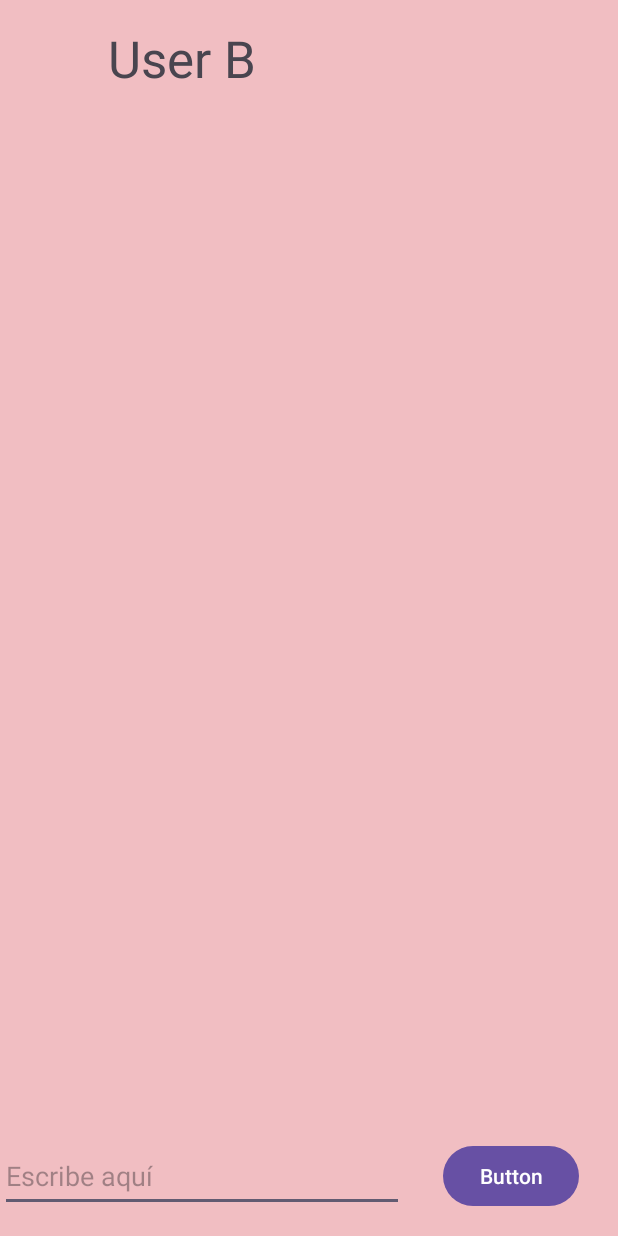
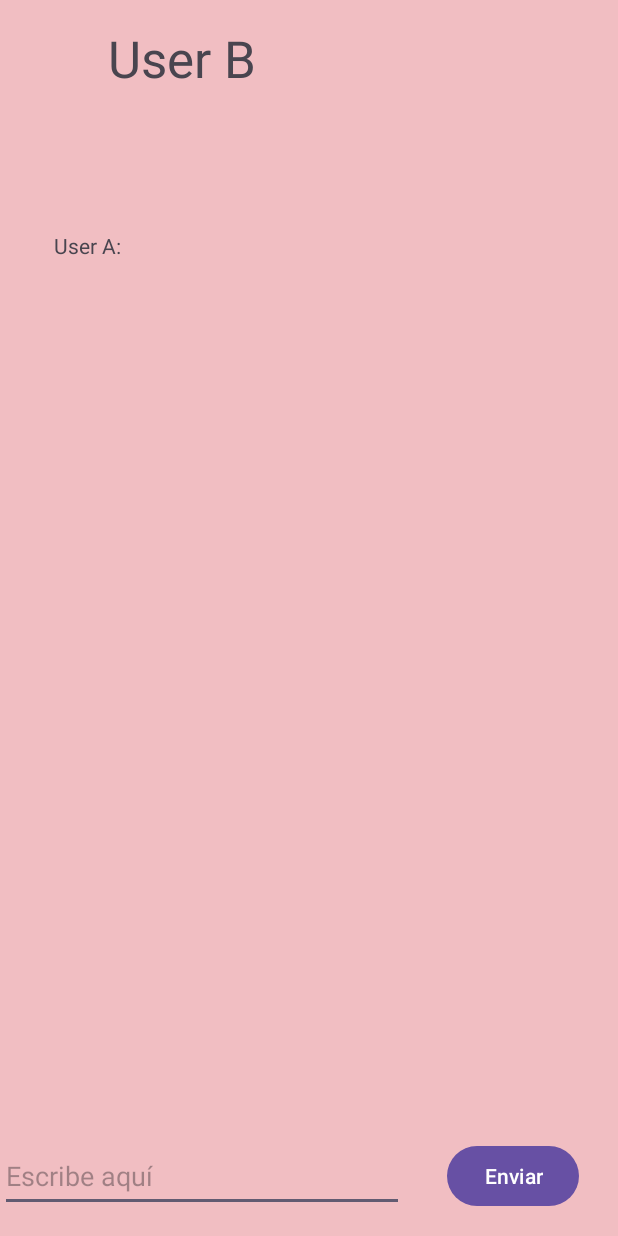
Before and after one commit to oscargu91/ProyectoUnidad2, an Android app: the screen it shows after launch (ActividadChat2), after a tap on "Enviar", on a phone screen of 412 x 824 dp. Run offline under Robolectric (Android 15) with nearby library versions, the phone set to English and light mode, and no system bars.

Commit message:
09/10/24 22.26 Con historial conversacion

```diff
--- a/app/src/main/java/com/example/proyectoud2/ActividadChat2.java
+++ b/app/src/main/java/com/example/proyectoud2/ActividadChat2.java
@@ -13,7 +13,13 @@ import androidx.core.graphics.Insets;
 import androidx.core.view.ViewCompat;
 import androidx.core.view.WindowInsetsCompat;
 
+import java.util.ArrayList;
+
 public class ActividadChat2 extends AppCompatActivity {
+
+    private ArrayList<String> historialConversacion; // Lista para el historial
+
+
 
     @Override
     protected void onCreate(Bundle savedInstanceState) {
@@ -25,25 +31,50 @@ public class ActividadChat2 extends AppCompatActivity {
             v.setPadding(systemBars.left, systemBars.top, systemBars.right, systemBars.bottom);
             return insets;
 
+        });
 
 
 
-        });
-
         TextView textView2 = findViewById(R.id.tv_act2Grande);
         Intent intento= getIntent();
-        textView2.setText(intento.getStringExtra("claveTexto")); // Mostrar el valor en un TextView
+        historialConversacion = intento.getStringArrayListExtra("historial");
 
+        if (historialConversacion == null) {
+            historialConversacion = new ArrayList<>();
+        }
+
+        // Mostrar todo el historial en el TextView
+        actualizarConversacion(textView2);
     }
+
+    // Método para actualizar el TextView con la conversación actualizada
+    private void actualizarConversacion(TextView textView) {
+        StringBuilder sb = new StringBuilder();
+        for (String mensaje : historialConversacion) {
+            sb.append(mensaje).append("\n"); // Añadir cada mensaje
+        }
+        textView.setText(sb.toString()); // Mostrar en el TextView
+    }
+
+       /* textView2.setText(intento.getStringExtra("claveTexto")); // Mostrar el valor en un TextView */
+
+
 
     public void enviar(View view) {
 
         EditText textoEdit = findViewById(R.id.idEditText2);
         String texto = textoEdit.getText().toString();  // Obtener el texto
 
+      // Añadir el nuevo mensaje a la lista
+        historialConversacion.add("User B: " + texto);
+
 
         Intent intento = new Intent(this,MainActivity.class);
-        intento.putExtra("claveTexto",texto);
+
+        intento.putStringArrayListExtra("historial", historialConversacion); // Pasar el historial
+
+
+       /* intento.putExtra("claveTexto",texto);*/
 
         startActivity(intento);
 
--- a/app/src/main/java/com/example/proyectoud2/MainActivity.java
+++ b/app/src/main/java/com/example/proyectoud2/MainActivity.java
@@ -12,7 +12,15 @@ import androidx.core.graphics.Insets;
 import androidx.core.view.ViewCompat;
 import androidx.core.view.WindowInsetsCompat;
 
+import java.util.ArrayList;
+
 public class MainActivity extends AppCompatActivity {
+
+
+
+    private ArrayList<String> historialConversacion; // Lista para el historial
+
+
 
     @Override
     protected void onCreate(Bundle savedInstanceState) {
@@ -27,19 +35,50 @@ public class MainActivity extends AppCompatActivity {
 
         TextView textView3 = findViewById(R.id.tv_act1Grande);
         Intent intento= getIntent();
-        textView3.setText(intento.getStringExtra("claveTexto")); // Mostrar el valor en un TextView
+
+
+        historialConversacion = intento.getStringArrayListExtra("historial");
+
+        if (historialConversacion == null) {
+            historialConversacion = new ArrayList<>();
+        }
+
+        // Mostrar todo el historial en el TextView
+        actualizarConversacion(textView3);
+    }
+
+    // Método para actualizar el TextView con la conversación actualizada
+    private void actualizarConversacion(TextView textView) {
+        StringBuilder sb = new StringBuilder();
+        for (String mensaje : historialConversacion) {
+            sb.append(mensaje).append("\n"); // Añadir cada mensaje
+        }
+        textView.setText(sb.toString()); // Mostrar en el TextView
+    }
 
 
 
-    }
+
+    /*textView3.setText(intento.getStringExtra("claveTexto")); // Mostrar el valor en un TextView*/
+
+
+
+
 
     public void enviar(View view) {
         EditText textoEdit = findViewById(R.id.idEditText1);
         String texto = textoEdit.getText().toString();  // Obtener el texto
 
 
+        // Añadir el mensaje a la lista
+        historialConversacion.add("User A: " + texto);
+
+
         Intent intento = new Intent(this,ActividadChat2.class);
-        intento.putExtra("claveTexto",texto);
+
+        intento.putStringArrayListExtra("historial", historialConversacion); // Pasar el historial
+
+       /* intento.putExtra("claveTexto",texto);*/
 
         startActivity(intento);
 
--- a/app/src/main/res/layout/activity_actividad_chat2.xml
+++ b/app/src/main/res/layout/activity_actividad_chat2.xml
@@ -36,7 +36,7 @@
         android:layout_marginEnd="26dp"
         android:layout_marginBottom="16dp"
         android:onClick="enviar"
-        android:text="Button"
+        android:text="@string/boton"
         app:layout_constraintBottom_toBottomOf="parent"
         app:layout_constraintEnd_toEndOf="parent" />
 
```
